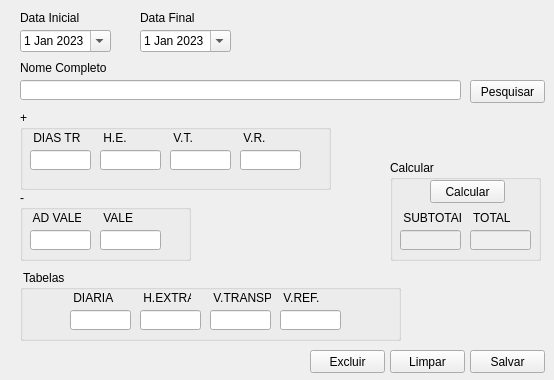
This is frms/frm_registros.ui in luissantananet/cadastro_colaborador as Qt 5 draws it before an edit. The edited form follows.
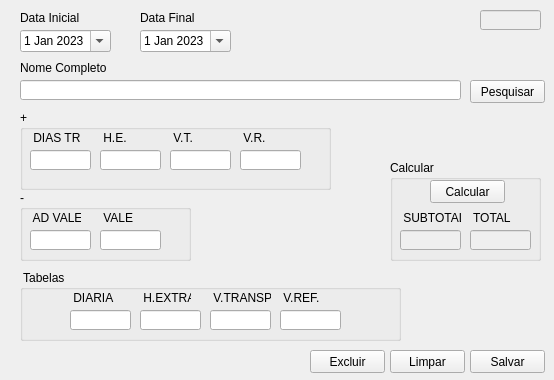
This is the edited form.

What changed in the file:
```diff
--- a/frms/frm_registros.ui
+++ b/frms/frm_registros.ui
@@ -571,6 +571,19 @@
      </property>
     </widget>
    </widget>
+   <widget class="QLineEdit" name="edt_id">
+    <property name="enabled">
+     <bool>false</bool>
+    </property>
+    <property name="geometry">
+     <rect>
+      <x>480</x>
+      <y>10</y>
+      <width>61</width>
+      <height>20</height>
+     </rect>
+    </property>
+   </widget>
    <zorder>edt_nome</zorder>
    <zorder>btn_pesquisar</zorder>
    <zorder>label</zorder>
```
Left out of the diff: 1 changed line with no effect on the pictures.
